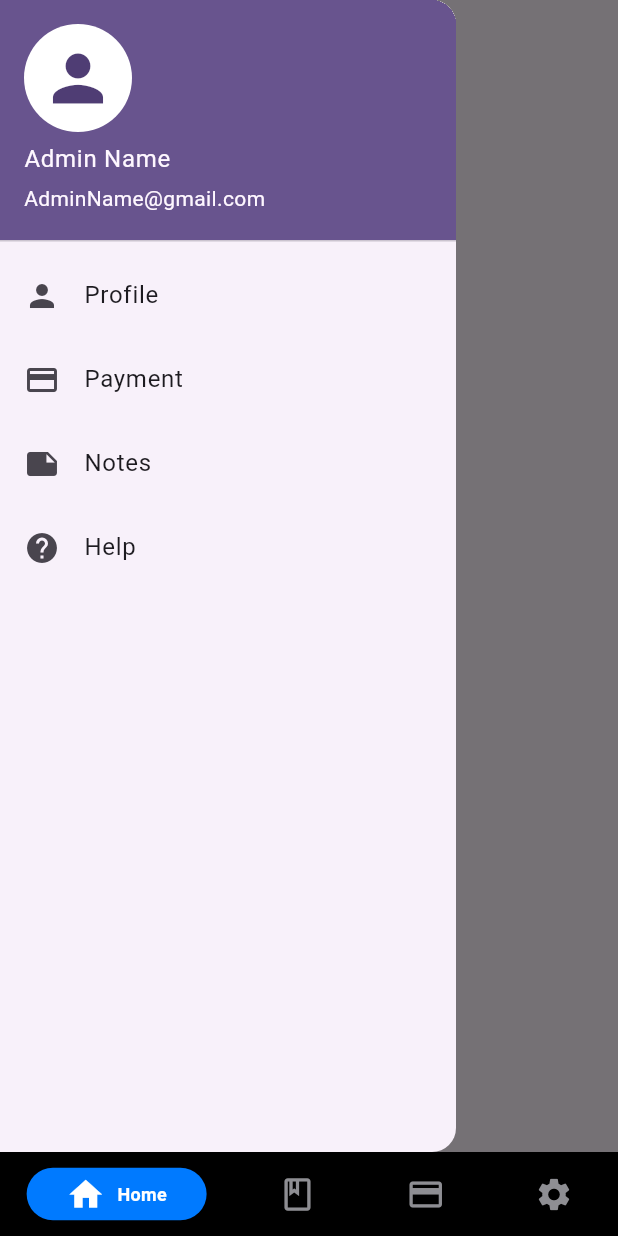
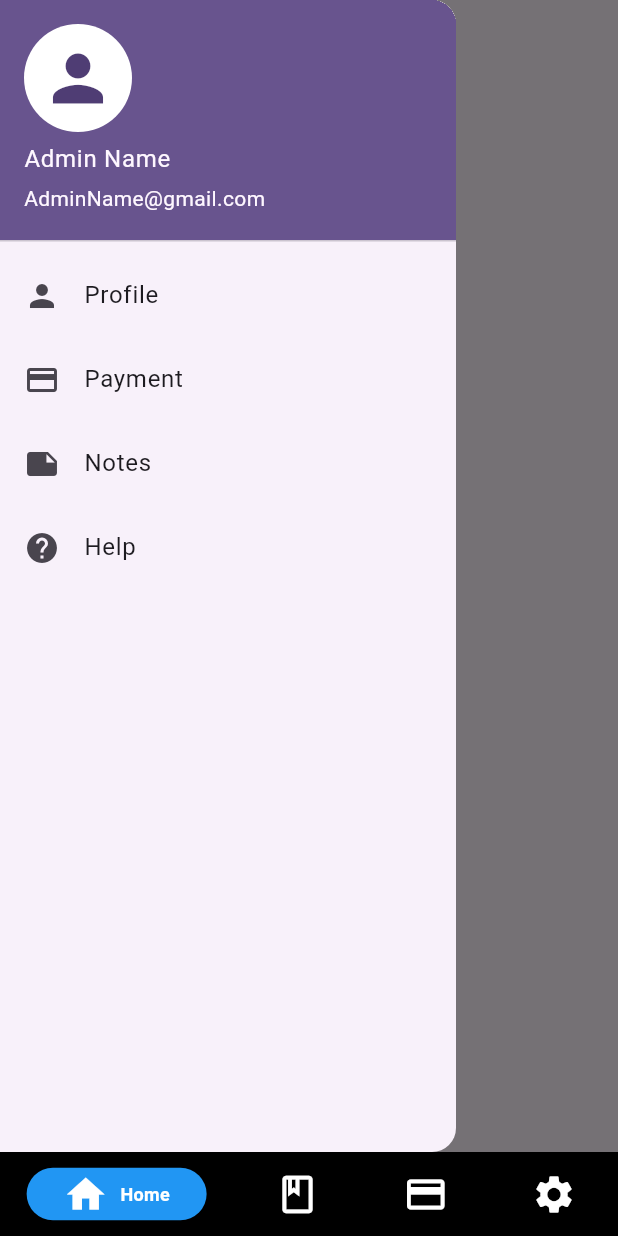
Before and after one commit to DevvUdit01/JunoFast, a Flutter app: the screen it shows after launch, with the side drawer open, on a phone screen of 412 x 824 dp. Run offline on Flutter 3.47's test engine with Material 3 defaults, Android fonts, the phone set to English and light mode, and no system bars; drawn by our look-alikes of persistent_bottom_nav_bar; our stand-ins replace cloud_firestore, firebase_core, firebase_messaging, geocoding, geolocator, get and 1 more; accounts and stored records are empty; project files that could hold a hidden picture were left out.

Commit message:
done bottom navigation ui changes

```diff
--- a/lib/features/Bottom Navigation/bottom_navigation_controller.dart
+++ b/lib/features/Bottom Navigation/bottom_navigation_controller.dart
@@ -19,10 +19,38 @@ class BottomNavigationController extends GetxController {
 
     List<PersistentBottomNavBarItem> navBarsItems() {
     return [
-      PersistentBottomNavBarItem(icon: Icon(Icons.home), title: "Home"),
-      PersistentBottomNavBarItem(icon: Icon(Icons.book_outlined), title: "Bookings"),
-      PersistentBottomNavBarItem(icon: Icon(Icons.payment), title: "Payment"),
-      PersistentBottomNavBarItem(icon: Icon(Icons.settings), title: "Settings"),
+       PersistentBottomNavBarItem(
+      icon:const Icon(Icons.home,size: 30,color: Colors.white,),
+      title: ("Home"),
+      activeColorSecondary: Colors.white,
+       inactiveColorSecondary: const Color(0xFFA7A6A6),
+      activeColorPrimary: Colors.blue,
+      inactiveColorPrimary: const Color(0xFFA7A6A6),
+    ),
+      PersistentBottomNavBarItem(
+      icon:const Icon(Icons.book_outlined,size: 30,color: Colors.white,),
+      title: ("Booking"),
+      activeColorSecondary: Colors.white,
+       inactiveColorSecondary: const Color(0xFFA7A6A6),
+      activeColorPrimary: Colors.blue,
+      inactiveColorPrimary: const Color(0xFFA7A6A6),
+    ),
+       PersistentBottomNavBarItem(
+      icon:const Icon(Icons.payment,size: 30,color: Colors.white,),
+      title: ("Payment"),
+      activeColorSecondary: Colors.white,
+       inactiveColorSecondary: const Color(0xFFA7A6A6),
+      activeColorPrimary: Colors.blue,
+      inactiveColorPrimary: const Color(0xFFA7A6A6),
+    ),
+       PersistentBottomNavBarItem(
+      icon:const Icon(Icons.settings,size: 30,color: Colors.white,),
+      title: ("Setting"),
+      activeColorSecondary: Colors.white,
+       inactiveColorSecondary: const Color(0xFFA7A6A6),
+      activeColorPrimary: Colors.blue,
+      inactiveColorPrimary: const Color(0xFFA7A6A6),
+    ),
     ];
   }
 
--- a/lib/features/Bottom Navigation/bottom_navigation_view.dart
+++ b/lib/features/Bottom Navigation/bottom_navigation_view.dart
@@ -1,10 +1,6 @@
 import 'package:flutter/material.dart';
 import 'package:get/get.dart';
-import 'package:junofast/features/BookingPage/booking_view.dart';
 import 'package:junofast/features/Bottom%20Navigation/bottom_navigation_controller.dart';
-import 'package:junofast/features/Dashboard/dashboard_view.dart';
-import 'package:junofast/features/PaymentPage/paymentpage_view.dart';
-import 'package:junofast/routing/routes_constant.dart';
 import 'package:persistent_bottom_nav_bar/persistent_tab_view.dart';
 
 
--- a/lib/features/Lead/lead_controller.dart
+++ b/lib/features/Lead/lead_controller.dart
@@ -1,5 +1,4 @@
 import 'dart:async';
-import 'package:flutter/material.dart';
 import 'package:geolocator/geolocator.dart';
 import 'package:get/get.dart';
 import 'package:cloud_firestore/cloud_firestore.dart';
@@ -30,7 +29,7 @@ class LeadController extends GetxController {
   Future<GeoPoint> getCoordinatesFromAddress(String address) async {
     try {
       List<Location> locations = await locationFromAddress(address).timeout(
-        Duration(seconds: 15),
+        const Duration(seconds: 15),
         onTimeout: () {
           throw TimeoutException('Geocoding request timed out');
         },
--- a/lib/features/PaymentPage/paymentpage_view.dart
+++ b/lib/features/PaymentPage/paymentpage_view.dart
@@ -82,6 +82,7 @@ class PaymentPageView extends StatelessWidget {
                           'Amount Sent :',
                           style: TextStyle(fontSize: 16.0, color: Colors.black),
                         ),
+                        const SizedBox(width: 15,),
                         Expanded(
                           child: TextField(
                             controller: amountReceivedController,
--- a/lib/features/login/login_page_controller.dart
+++ b/lib/features/login/login_page_controller.dart
@@ -1,6 +1,5 @@
 import 'package:flutter/material.dart';
 import 'package:get/get.dart';
-import 'package:junofast/routing/routes_constant.dart';
 
 
 class LoginPageController extends GetxController {
--- a/lib/features/login/login_page_view.dart
+++ b/lib/features/login/login_page_view.dart
@@ -1,6 +1,5 @@
 import 'package:flutter/material.dart';
 import 'package:get/get.dart';
-import 'package:junofast/routing/routes_constant.dart';
 import 'login_page_controller.dart';
 
 class LoginPageView extends GetView<LoginPageController> {
--- a/lib/main.dart
+++ b/lib/main.dart
@@ -2,12 +2,15 @@ import 'package:firebase_core/firebase_core.dart';
 import 'package:firebase_messaging/firebase_messaging.dart';
 import 'package:flutter/material.dart';
 import 'package:get/get.dart';
+import 'package:junofast/firebase_options.dart';
 import 'package:junofast/routing/get_pages_constant.dart';
 import 'package:junofast/routing/routes_constant.dart';
 
 void main() async {
   WidgetsFlutterBinding.ensureInitialized();
-  await Firebase.initializeApp();
+  await Firebase.initializeApp(
+     options: DefaultFirebaseOptions.currentPlatform,
+  );
   FirebaseMessaging.onBackgroundMessage(_firebaseMessagingBackgroundHandler);
   runApp(MyApp());
 }
```
Also changed, not shown: pubspec.lock.
